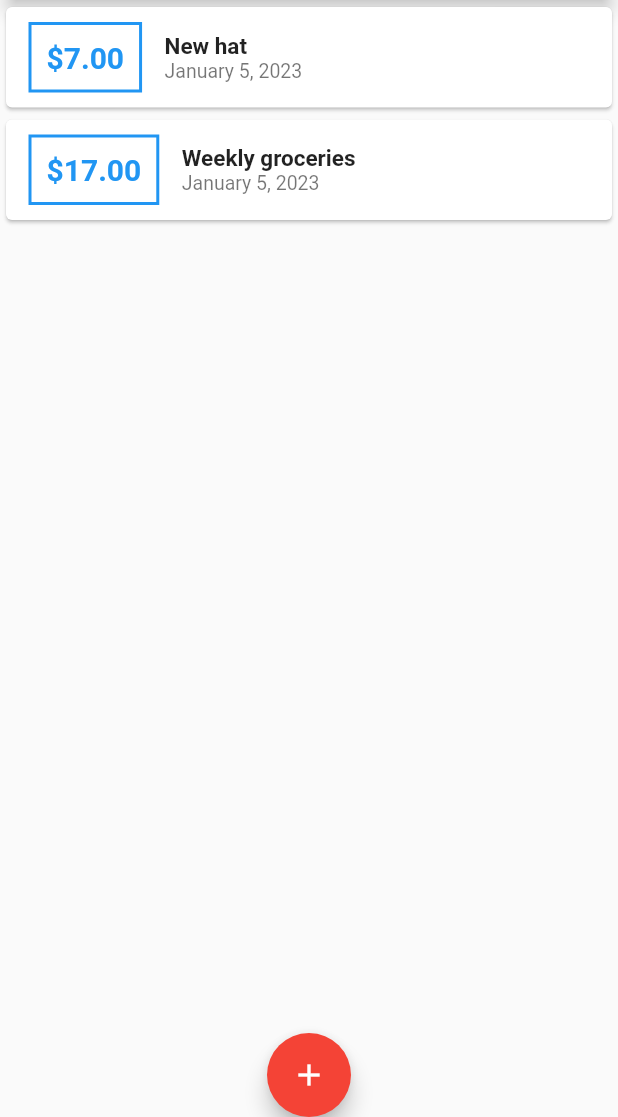
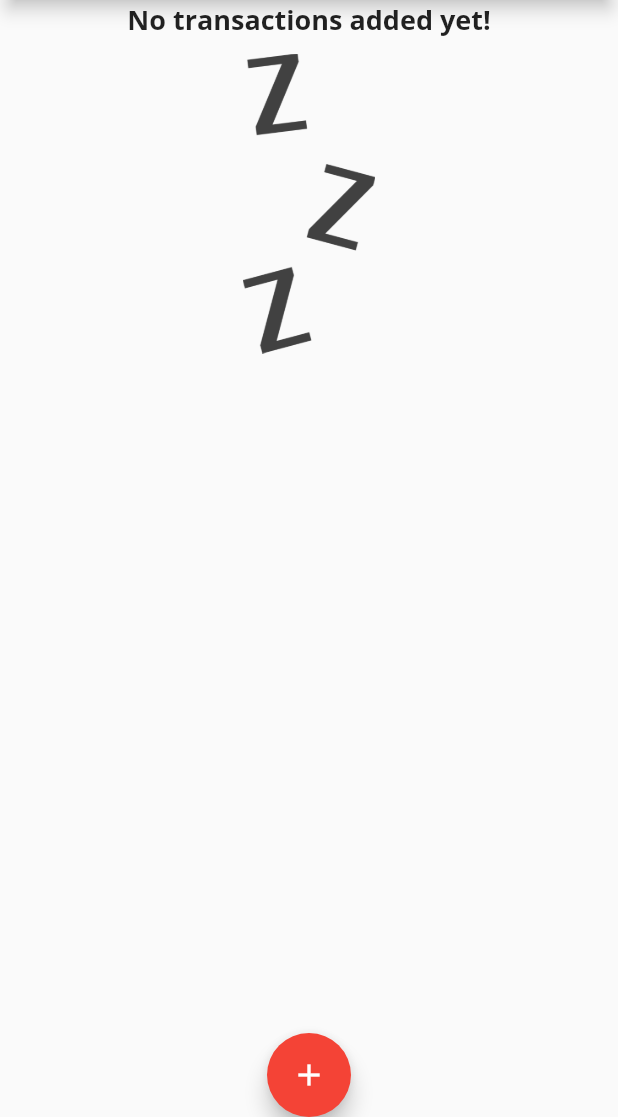
Before and after one commit to MihaiTudorP/flutter_personal_expense_tracker, a Flutter app: the screen it shows after launch, on a phone screen of 412 x 824 dp, the part 119-1236 px from its top. Run offline on Flutter 3.47's test engine with Material 2 defaults, Android fonts, the phone set to English and light mode, and no system bars.

Commit message:
Added image for empty list

```diff
--- a/lib/main.dart
+++ b/lib/main.dart
@@ -49,14 +49,7 @@ class MyHomePage extends StatefulWidget {
 }
 
 class _MyHomePageState extends State<MyHomePage> {
-  final List<Transaction> _userTransactions = [
-    Transaction(id: 't1', title: 'New hat', amount: 7.00, date: DateTime.now()),
-    Transaction(
-        id: 't2',
-        title: 'Weekly groceries',
-        amount: 17.00,
-        date: DateTime.now())
-  ];
+  final List<Transaction> _userTransactions = [];
 
   void _addNewTransaction(String title, double amount) {
     final newTransaction = Transaction(
--- a/lib/widgets/transaction_list.dart
+++ b/lib/widgets/transaction_list.dart
@@ -9,11 +9,25 @@ class TransactionList extends StatelessWidget {
   Widget build(BuildContext context) {
     return Container(
       height: 300,
-      child: ListView.builder(
-          itemBuilder: (buildContext, index) {
-            return UserTransaction(transaction: userTransactions[index]);
-          },
-          itemCount: userTransactions.length),
+      child: userTransactions.isEmpty
+          ? Column(
+              children: [
+                Text('No transactions added yet!',
+                    style: Theme.of(context).textTheme.titleLarge),
+                const SizedBox(
+                  height: 10,
+                ),
+                Container(
+                    height: 200,
+                    child: Image.asset('assets/images/waiting.png',
+                        fit: BoxFit.cover))
+              ],
+            )
+          : ListView.builder(
+              itemBuilder: (buildContext, index) {
+                return UserTransaction(transaction: userTransactions[index]);
+              },
+              itemCount: userTransactions.length),
     );
   }
 }
--- a/pubspec.yaml
+++ b/pubspec.yaml
@@ -61,7 +61,8 @@ flutter:
   uses-material-design: true
 
   # To add assets to your application, add an assets section, like this:
-  # assets:
+  assets:
+      - assets/images/waiting.png
   #   - images/a_dot_burr.jpeg
   #   - images/a_dot_ham.jpeg
 
```
Also changed, not shown: assets/images/waiting.png (added).
